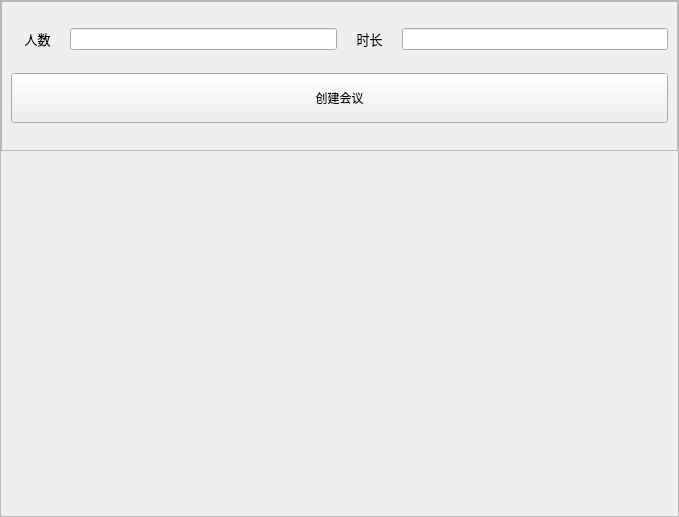
Before: the Qt Designer form src/ui/stack_create_meet.ui in wang-y-cell/CloudMeeting_Client, drawn with Qt 5.
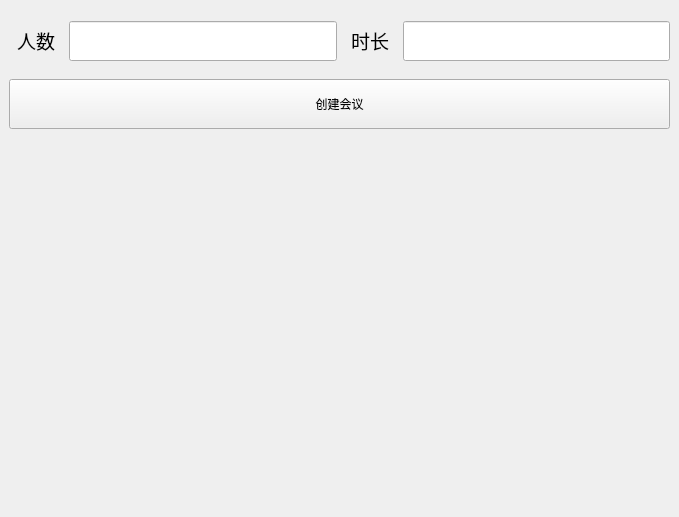
After: the same form once the commit is applied.

Diff of the .ui file:
```diff
--- a/src/ui/stack_create_meet.ui
+++ b/src/ui/stack_create_meet.ui
@@ -28,6 +28,9 @@
    </property>
    <item>
     <widget class="QScrollArea" name="scrollArea">
+     <property name="frameShape">
+      <enum>QFrame::Shape::NoFrame</enum>
+     </property>
      <property name="widgetResizable">
       <bool>true</bool>
      </property>
@@ -36,8 +39,8 @@
        <rect>
         <x>0</x>
         <y>0</y>
-        <width>677</width>
-        <height>515</height>
+        <width>679</width>
+        <height>517</height>
        </rect>
       </property>
       <layout class="QVBoxLayout" name="verticalLayout">
@@ -68,7 +71,7 @@
           </size>
          </property>
          <property name="frameShape">
-          <enum>QFrame::Shape::StyledPanel</enum>
+          <enum>QFrame::Shape::NoFrame</enum>
          </property>
          <property name="frameShadow">
           <enum>QFrame::Shadow::Raised</enum>
@@ -78,13 +81,32 @@
            <layout class="QHBoxLayout" name="time_layout" stretch="1,5">
             <item>
              <widget class="QLabel" name="label_3">
+              <property name="sizePolicy">
+               <sizepolicy hsizetype="Preferred" vsizetype="Fixed">
+                <horstretch>0</horstretch>
+                <verstretch>0</verstretch>
+               </sizepolicy>
+              </property>
+              <property name="minimumSize">
+               <size>
+                <width>0</width>
+                <height>40</height>
+               </size>
+              </property>
               <property name="text">
-               <string>&lt;html&gt;&lt;head/&gt;&lt;body&gt;&lt;p align=&quot;center&quot;&gt;&lt;span style=&quot; font-size:10pt;&quot;&gt;时长&lt;/span&gt;&lt;/p&gt;&lt;/body&gt;&lt;/html&gt;</string>
+               <string>&lt;html&gt;&lt;head/&gt;&lt;body&gt;&lt;p align=&quot;center&quot;&gt;&lt;span style=&quot; font-size:14pt;&quot;&gt;时长&lt;/span&gt;&lt;/p&gt;&lt;/body&gt;&lt;/html&gt;</string>
               </property>
              </widget>
             </item>
             <item>
-             <widget class="QLineEdit" name="lineEdit_2"/>
+             <widget class="QLineEdit" name="lineEdit_2">
+              <property name="minimumSize">
+               <size>
+                <width>0</width>
+                <height>40</height>
+               </size>
+              </property>
+             </widget>
             </item>
            </layout>
           </item>
@@ -101,7 +123,7 @@
               <property name="minimumSize">
                <size>
                 <width>50</width>
-                <height>0</height>
+                <height>40</height>
                </size>
               </property>
               <property name="maximumSize">
@@ -123,7 +145,7 @@
                </size>
               </property>
               <property name="text">
-               <string>&lt;html&gt;&lt;head/&gt;&lt;body&gt;&lt;p align=&quot;center&quot;&gt;&lt;span style=&quot; font-size:10pt;&quot;&gt;人数&lt;/span&gt;&lt;/p&gt;&lt;/body&gt;&lt;/html&gt;</string>
+               <string>&lt;html&gt;&lt;head/&gt;&lt;body&gt;&lt;p align=&quot;center&quot;&gt;&lt;span style=&quot; font-size:14pt;&quot;&gt;人数&lt;/span&gt;&lt;/p&gt;&lt;/body&gt;&lt;/html&gt;</string>
               </property>
              </widget>
             </item>
@@ -135,6 +157,18 @@
                 <verstretch>0</verstretch>
                </sizepolicy>
               </property>
+              <property name="minimumSize">
+               <size>
+                <width>0</width>
+                <height>40</height>
+               </size>
+              </property>
+              <property name="maximumSize">
+               <size>
+                <width>16777215</width>
+                <height>16777215</height>
+               </size>
+              </property>
              </widget>
             </item>
            </layout>
```
